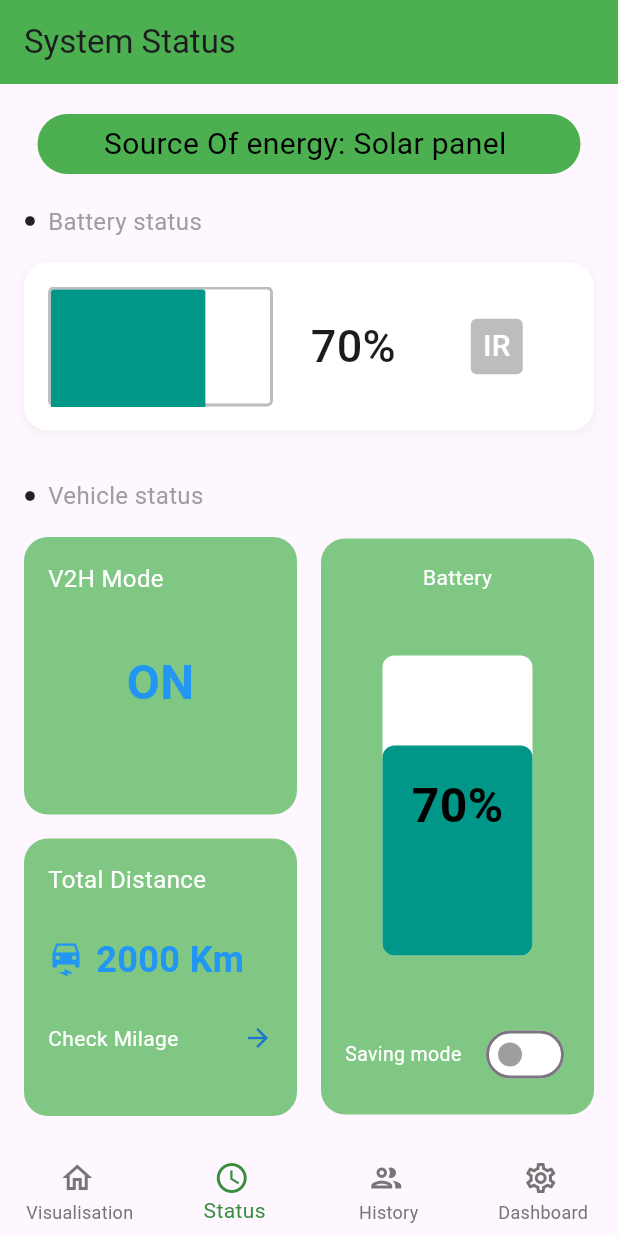
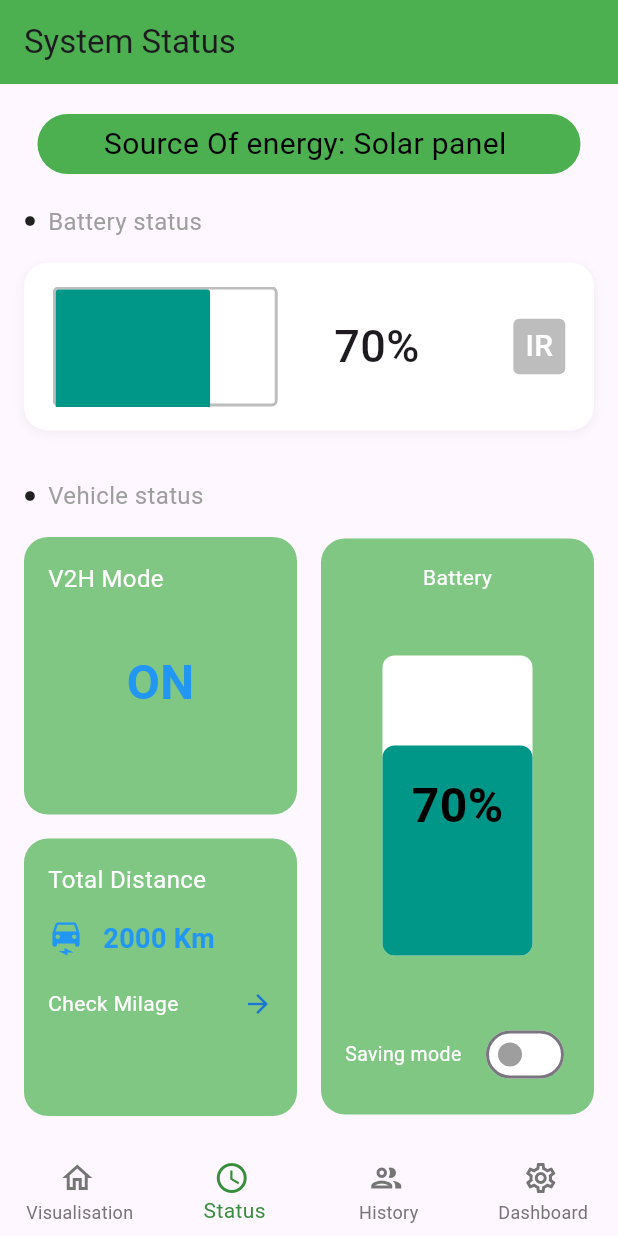
Before and after one commit to mehdichekir/cas_challenge_tsyp_app, a Flutter app: the screen it shows once a user with an empty profile is signed in, item 2 of the bottom bar chosen, on a phone screen of 412 x 824 dp. Run offline on Flutter 3.47's test engine with Material 3 defaults, Android fonts, the light colour scheme and no system bars; our stand-ins replace cloud_firestore, firebase_auth, firebase_core, fl_chart; accounts and stored records are empty.

Commit message:
responsive updates

```diff
--- a/lib/helpers/auth_wrapper.dart
+++ b/lib/helpers/auth_wrapper.dart
@@ -1,5 +1,5 @@
 import 'package:cas_tsyp_app/bottom_navbar.dart';
-import 'package:cas_tsyp_app/screens/auth_screen.dart';
+import 'package:cas_tsyp_app/screens/home_screen.dart';
 import 'package:firebase_auth/firebase_auth.dart';
 import 'package:flutter/material.dart';
 
@@ -12,12 +12,10 @@ class AuthWrapper extends StatelessWidget {
     return StreamBuilder(
       stream: FirebaseAuth.instance.authStateChanges(),
       builder: (context, snapshot) {
-        // Check if the user is logged in
         if (snapshot.hasData) {
           return const BottomNavbar();
         }
-        // User is not logged in
-        return const AuthScreen();
+        return const HomeScreen();
       },
     );
   }
--- a/lib/main.dart
+++ b/lib/main.dart
@@ -35,6 +35,7 @@ class MyApp extends StatelessWidget {
   @override
   Widget build(BuildContext context) {
     return MaterialApp(
+      debugShowCheckedModeBanner: false,
       title: 'Flutter Demo',
       theme: ThemeData(
         colorScheme: ColorScheme.fromSeed(seedColor: Colors.deepPurple),
@@ -43,10 +44,10 @@ class MyApp extends StatelessWidget {
       home: const AuthWrapper(),
       routes: {
         AuthScreen.routeName:(context)=> const AuthScreen(),
-        EnergyDashboard.routeName:(context)=> EnergyDashboard(),
-        EnergyHistory.routeName:(context)=> EnergyHistory(),
-        RealTimeVisualization.routeName:(context)=> RealTimeVisualization(),
-        SystemStatus.routeName:(context)=> SystemStatus()
+        EnergyDashboard.routeName:(context)=> const EnergyDashboard(),
+        EnergyHistory.routeName:(context)=> const EnergyHistory(),
+        RealTimeVisualization.routeName:(context)=> const RealTimeVisualization(),
+        SystemStatus.routeName:(context)=> const SystemStatus()
       },
     );
   }
--- a/lib/screens/auth_screen.dart
+++ b/lib/screens/auth_screen.dart
@@ -33,15 +33,12 @@ class _AuthScreenState extends State<AuthScreen> {
           email: email,
           password: password,
         );
-        // Remove navigation as AuthWrapper will handle it
       } else {
         userCredential = await auth.createUserWithEmailAndPassword(
           email: email,
           password: password,
         );
-        // Remove navigation as AuthWrapper will handle it
-
-        await FirebaseFirestore.instance
+          await FirebaseFirestore.instance
             .collection('users')
             .doc(userCredential.user!.uid)
             .set({
--- a/lib/widgets/car_battery_status.dart
+++ b/lib/widgets/car_battery_status.dart
@@ -96,8 +96,9 @@ class _CarBatteryStatusState extends State<CarBatteryStatus> {
                               fontSize: 16,
                             ),
                           ),
-                          const SizedBox(height: 25),
+                          const SizedBox(height: 15),
                           Row(
+                            mainAxisAlignment: MainAxisAlignment.start,
                             children: [
                               const Icon(
                                 Icons.electric_car,
@@ -106,16 +107,16 @@ class _CarBatteryStatusState extends State<CarBatteryStatus> {
                               ),
                               const SizedBox(width: 8),
                               Text(
-                                '${widget.totalDistance.toStringAsFixed(0)} Km',
+                               ' ${widget.totalDistance.toStringAsFixed(0)} Km',
                                 style: const TextStyle(
                                   color: Colors.blue,
-                                  fontSize: 24,
+                                  fontSize: 18,
                                   fontWeight: FontWeight.bold,
                                 ),
                               ),
                             ],
                           ),
-                          const SizedBox(height: 25),
+                          const SizedBox(height: 20),
                           Row(
                             mainAxisAlignment: MainAxisAlignment.spaceBetween,
                             children: [
--- a/lib/widgets/house_battery_status.dart
+++ b/lib/widgets/house_battery_status.dart
@@ -35,6 +35,7 @@ class HouseBatteryStatus extends StatelessWidget {
           ),
         ),
         Container(
+          width: MediaQuery.of(context).size.width,
           margin: const EdgeInsets.all(16.0),
           padding: const EdgeInsets.all(16.0),
           decoration: BoxDecoration(
@@ -50,6 +51,7 @@ class HouseBatteryStatus extends StatelessWidget {
             ],
           ),
           child: Row(
+            mainAxisAlignment: MainAxisAlignment.spaceAround,
             children: [
               Stack(
                 children: [
```
